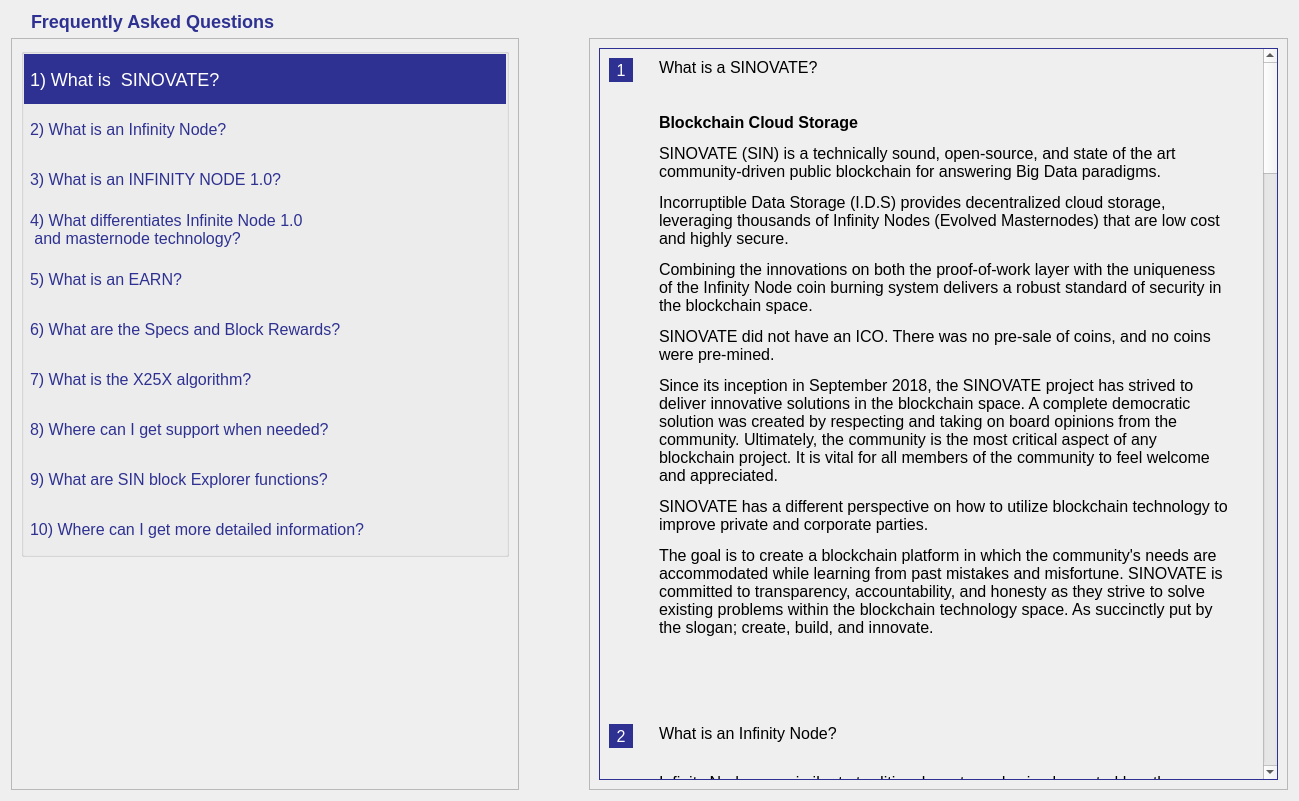
First picture: the form in src/qt/forms/faqpage.ui, repository hardwarewise/SIN-core, before the edit.
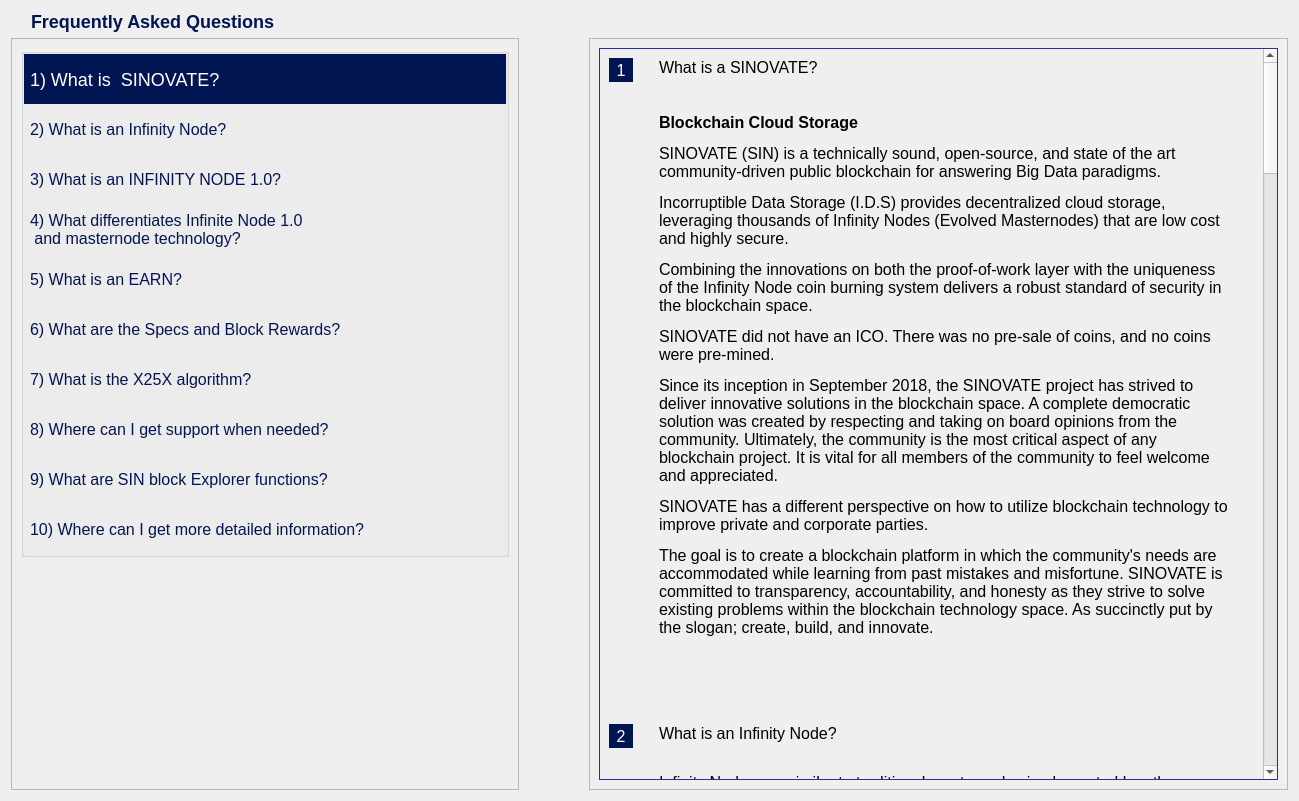
Second picture: the form after the edit.

Patch:
```diff
--- a/src/qt/forms/faqpage.ui
+++ b/src/qt/forms/faqpage.ui
@@ -25,7 +25,7 @@
     background-color:transparent;
     font-size:18px;
     padding:4px 6px;
-    color: #2E3191;
+    color: #011552;
     border:none;
 	text-align: left;
 
@@ -38,7 +38,7 @@
 
 QPushButton:checked {
 	 border:none;
-    background-color:#2E3191;
+    background-color:#011552;
     font-size:18px;
     padding:4px 6px;
     color: #ffffff;
@@ -58,7 +58,7 @@
        <property name="styleSheet">
         <string notr="true">font-size:18px;
 font-weight: bold;
-color: #2E3191;</string>
+color: #011552;</string>
        </property>
        <property name="text">
         <string>Frequently Asked Questions</string>
@@ -470,7 +470,7 @@
                <property name="geometry">
                 <rect>
                  <x>0</x>
-                 <y>-1026</y>
+                 <y>-4275</y>
                  <width>658</width>
                  <height>5000</height>
                 </rect>
@@ -533,7 +533,7 @@
                       </size>
                      </property>
                      <property name="styleSheet">
-                      <string notr="true">background-color:#2E3191;
+                      <string notr="true">background-color:#011552;
 color: white;</string>
                      </property>
                      <property name="text">
@@ -627,7 +627,7 @@
                       </size>
                      </property>
                      <property name="styleSheet">
-                      <string notr="true">background-color:#2E3191;
+                      <string notr="true">background-color:#011552;
 color: white;</string>
                      </property>
                      <property name="text">
```
Left out of the diff: 16 changed lines with no effect on the pictures.
